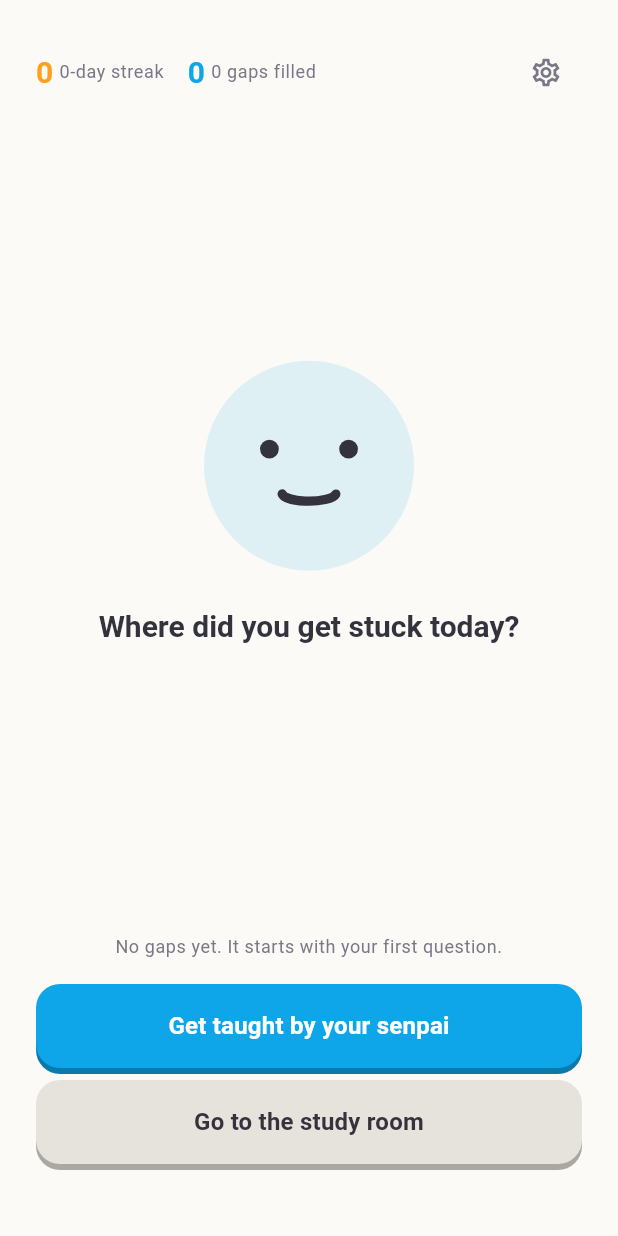
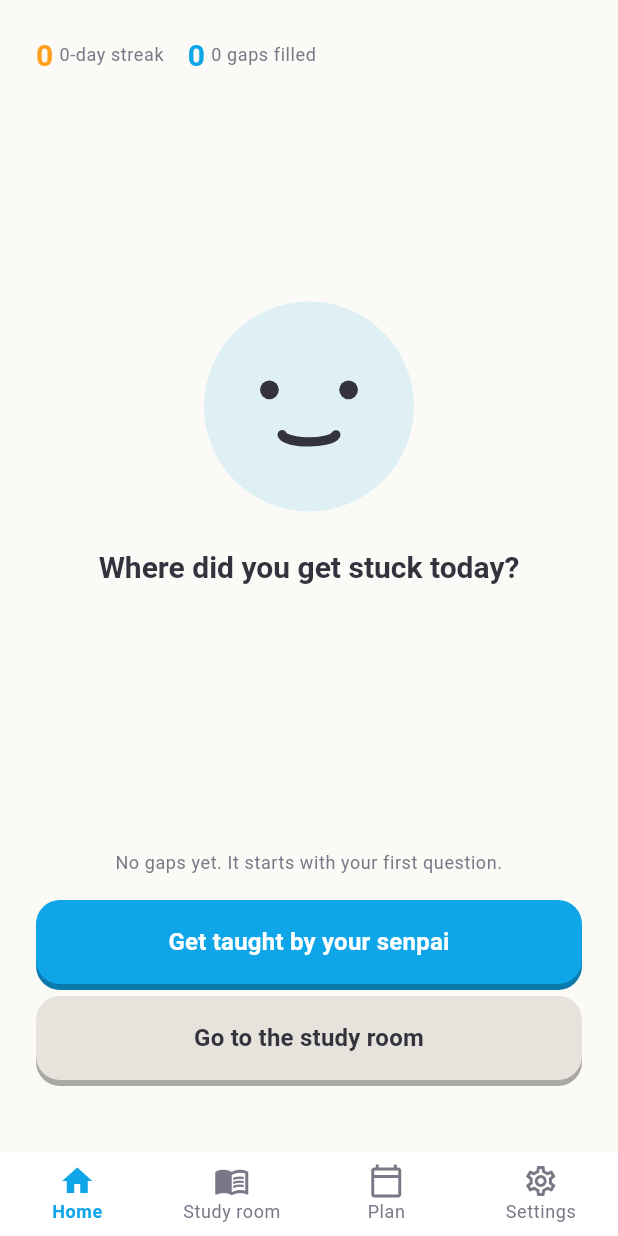
Before and after one commit to sarushili0430/ai-sensei, a Flutter app: the HomeScreen screen opened by its route, on a phone screen of 412 x 824 dp. Run offline on Flutter 3.47's test engine with Material 3 defaults, Android fonts, the phone set to English and light mode, and no system bars; our stand-ins replace flutter_riverpod, freezed_annotation, go_router, image_picker, just_audio, package_info_plus and 4 more; missing offline and left inert: flutter_math_fork, livekit_client, onesignal_flutter, purchases_flutter, purchases_ui_flutter; accounts and stored records are empty; generated files the repository leaves out were written again; network calls fail; Roboto replaces fonts that are missing (ZenMaruGothic).

Commit message:
feat(mobile): 常設4画面を下部タブで行き来できるようにする
ピボット前は常設で戻る場所がホームしかなく、カルテも授業直後だけの一過性画面だったため「タブバーは置かない」と判断していた。カルテをタブにしない理由は今も有効だが、ピボットでホーム・自習室・計画という常設の場所が3つになったため、この判断を覆して設定も含む下部ナビゲーションへ移す。

StatefulShellRoute.indexedStackで各枝の履歴を保ち、復習・カルテ・課金導線はホーム枝に残す。撮影・授業・祝福はシェル外に置き、授業中に別タブへ抜けられない境界も維持する。既存goldenは本番同様にシェル込みで撮るが、Linux基準のPNGはこのコミットでは更新しない。

```diff
--- a/apps/mobile/lib/src/features/karte/presentation/home_screen.dart
+++ b/apps/mobile/lib/src/features/karte/presentation/home_screen.dart
@@ -28,9 +28,13 @@ import '../domain/karte.dart';
 /// **回数の数字は出さない**(§6-3)。上限は「先輩の判断」として文章で見せる。
 /// 詳しくは [_EnoughForTodayLine]。
 ///
-/// タブバーは置かない。常設タブに値するのはこの画面だけで、カルテは
-/// セッション直後にだけ意味を持つ一過性の画面だから(タブにすると空タブになる)。
-/// 設定は右上に逃がす。
+/// 当初はタブバーを置かなかった。常設で戻る場所がホームしかなく、カルテは
+/// セッション直後にだけ意味を持つ一過性の画面なので、タブにすると空の場所を
+/// 常設してしまうからだった。このうち**カルテをタブにしない判断はいまも有効**。
+///
+/// ただしピボット(§0)で、ホーム / 自習室(§4-2) / 計画(§4-3)という
+/// 常設で戻れる場所が3つになった。そこで今は下部ナビゲーションを置き、設定も
+/// 右上の小さな入口から同じ大域ナビゲーションへ移している。
 class HomeScreen extends ConsumerWidget {
   const HomeScreen({super.key});
 
@@ -106,7 +110,7 @@ class HomeScreen extends ConsumerWidget {
                   label: strings.homeStudyRoom,
                   color: enoughForToday ? AppColors.blue : AppColors.border,
                   foregroundColor: enoughForToday ? Colors.white : AppColors.ink,
-                  onPressed: () => context.push(AppRoute.studyRoom.path),
+                  onPressed: () => context.go(AppRoute.studyRoom.path),
                 ),
               ),
               const SizedBox(height: AppSpacing.sm),
@@ -165,12 +169,6 @@ class _TopRow extends StatelessWidget {
         ),
         // 契約している印。契約が無ければ何も出ない。
         const PremiumChip(),
-        IconButton(
-          onPressed: () => context.push(AppRoute.settings.path),
-          icon: const Icon(Icons.settings_outlined, size: 22),
-          color: AppColors.inkMuted,
-          tooltip: strings.settingsTitle,
-        ),
       ],
     );
   }
--- a/apps/mobile/lib/src/l10n/strings.dart
+++ b/apps/mobile/lib/src/l10n/strings.dart
@@ -914,6 +914,15 @@ class AppStrings {
       _ => _pick('数学', 'Math'),
     };
   }
+
+  // --- 下部ナビゲーション ---
+  //
+  // 機能名とは別に持つ。画面タイトルを短くしたくなったとき、タブの読み上げまで
+  // 意図せず変わると、4つの大域的な行き先が端末や言語によって揺れるため。
+  String get navigationHome => _pick('ホーム', 'Home');
+  String get navigationStudyRoom => _pick('自習室', 'Study room');
+  String get navigationPlan => _pick('計画', 'Plan');
+  String get navigationSettings => _pick('設定', 'Settings');
 }
 
 class AppStringsDelegate extends LocalizationsDelegate<AppStrings> {
--- /dev/null
+++ b/apps/mobile/lib/src/routing/main_navigation_shell.dart
@@ -0,0 +1,107 @@
+import 'package:flutter/material.dart';
+import 'package:go_router/go_router.dart';
+
+import '../l10n/strings.dart';
+import '../theme/tokens.dart';
+
+/// 常設の4か所を行き来する下部ナビゲーション。
+///
+/// ピボット前は、常設で戻る先がホームしかなかったためタブを置かなかった。
+/// カルテのような一過性の画面までタブにすると、授業前には中身のない場所が
+/// 常に見えてしまうからでもある。その判断のうち、**カルテをタブにしない**部分は
+/// いまも変わらない。
+///
+/// 一方、ピボット(計画書§0・§4)でホーム / 自習室 / 計画が、それぞれ途中の状態を
+/// 保ったまま戻る常設の場所になった。設定も右上の小さな入口へ押し込めず、同じ
+/// 大域ナビゲーションへ移す。4枝を [StatefulNavigationShell] に預けることで、
+/// たとえば計画を見てから自習室へ戻っても、自習室の枝そのものは破棄しない。
+///
+/// ガラス表現や透過は使わない。アプリの地は紙で、既存の白い面と罫線だけで
+/// 境界を作るほうが、板書・マーカーのデザイン言語を崩さないため。
+class MainNavigationShell extends StatelessWidget {
+  const MainNavigationShell({required this.navigationShell, super.key});
+
+  final StatefulNavigationShell navigationShell;
+
+  @override
+  Widget build(BuildContext context) {
+    final AppStrings strings = AppStrings.of(context);
+    final TextStyle? labelStyle = Theme.of(context).textTheme.bodySmall;
+
+    return Scaffold(
+      body: navigationShell,
+      bottomNavigationBar: DecoratedBox(
+        decoration: const BoxDecoration(
+          color: AppColors.surface,
+          border: Border(top: BorderSide(color: AppColors.border)),
+        ),
+        child: BottomNavigationBar(
+          key: const ValueKey<String>('main-bottom-navigation'),
+          currentIndex: navigationShell.currentIndex,
+          type: BottomNavigationBarType.fixed,
+          backgroundColor: AppColors.surface,
+          elevation: 0,
+          selectedItemColor: AppColors.blue,
+          unselectedItemColor: AppColors.inkMuted,
+          selectedLabelStyle: labelStyle?.copyWith(fontWeight: FontWeight.w700),
+          unselectedLabelStyle: labelStyle,
+          items: <BottomNavigationBarItem>[
+            BottomNavigationBarItem(
+              icon: const Icon(
+                Icons.home_outlined,
+                key: ValueKey<String>('navigation-home'),
+              ),
+              activeIcon: const Icon(
+                Icons.home,
+                key: ValueKey<String>('navigation-home'),
+              ),
+              label: strings.navigationHome,
+            ),
+            BottomNavigationBarItem(
+              icon: const Icon(
+                Icons.menu_book_outlined,
+                key: ValueKey<String>('navigation-study-room'),
+              ),
+              activeIcon: const Icon(
+                Icons.menu_book,
+                key: ValueKey<String>('navigation-study-room'),
+              ),
+              label: strings.navigationStudyRoom,
+            ),
+            BottomNavigationBarItem(
+              icon: const Icon(
+                Icons.calendar_today_outlined,
+                key: ValueKey<String>('navigation-plan'),
+              ),
+              activeIcon: const Icon(
+                Icons.calendar_today,
+                key: ValueKey<String>('navigation-plan'),
+              ),
+              label: strings.navigationPlan,
+            ),
+            BottomNavigationBarItem(
+              icon: const Icon(
+                Icons.settings_outlined,
+                key: ValueKey<String>('navigation-settings'),
+              ),
+              activeIcon: const Icon(
+                Icons.settings,
+                key: ValueKey<String>('navigation-settings'),
+              ),
+              label: strings.navigationSettings,
+            ),
+          ],
+          onTap: (int index) {
+            // 枝を `go` で作り直さず、indexedStack が持つ履歴へ戻る。
+            // 選択中のタブをもう一度押したときだけ根へ戻すのは、復習などの
+            // 子画面から「ホーム」を明示的に選ぶ操作には出口が必要だから。
+            navigationShell.goBranch(
+              index,
+              initialLocation: index == navigationShell.currentIndex,
+            );
+          },
+        ),
+      ),
+    );
+  }
+}
```
Also changed, not shown: apps/mobile/lib/src/routing/app_router.dart (+53 -28 lines), apps/mobile/lib/src/routing/routes.dart (+4 -5 lines), 2 other files.
